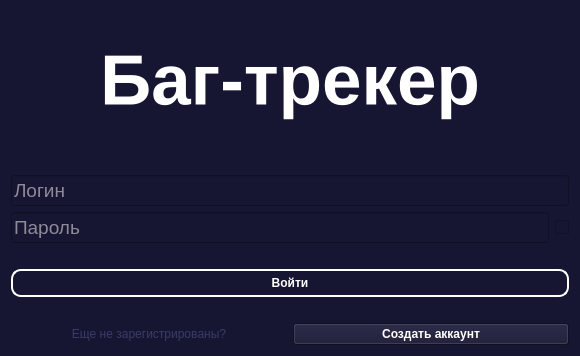
Old version of the form interfaces/login_form.ui in the repository ArtShibaev/Bugtracker.
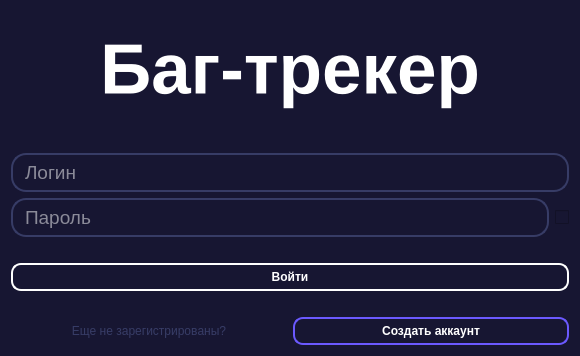
New version of the form.

Patch:
```diff
--- a/interfaces/login_form.ui
+++ b/interfaces/login_form.ui
@@ -96,11 +96,13 @@
         </font>
        </property>
        <property name="styleSheet">
-        <string notr="true">border: 2px solid #373C66;
+        <string notr="true">QLineEdit{
+border: 2px solid #373C66;
 color: white;
 border-radius: 15px;
 padding: 5px 10px;
 outline: none;
+}
 
 QLineEdit::focus{
 border-color: rgb(130, 118, 255);
@@ -130,14 +132,16 @@
           </font>
          </property>
          <property name="styleSheet">
-          <string notr="true">border: 2px solid #373C66;
+          <string notr="true">QLineEdit{
+border: 2px solid #373C66;
 color: white;
 border-radius: 15px;
 padding: 5px 10px;
 outline: none;
+}
 
-focus {
-border-color: rgb(130, 118, 255);
+QLineEdit:focus{ 
+	border-color: #947E45; 
 }</string>
          </property>
          <property name="echoMode">
@@ -212,11 +216,15 @@
         <bool>false</bool>
        </property>
        <property name="styleSheet">
-        <string notr="true">border: 2px solid #fff;
-padding: 5px;
-border-radius: 10px;
+        <string notr="true">QPushButton{
+	border: 2px solid #fff; 
+	padding: 5px; 
+	border-radius: 10px;
+}
 
-</string>
+QPushButton:hover{
+	background-color : gray;
+}</string>
        </property>
        <property name="text">
         <string>Войти</string>
@@ -263,12 +271,15 @@
           <cursorShape>PointingHandCursor</cursorShape>
          </property>
          <property name="styleSheet">
-          <string notr="true">border: 2px solid rgb(107, 89, 255);
+          <string notr="true">QPushButton{
+border: 2px solid rgb(107, 89, 255);
 padding: 5px;
 border-radius: 10px;
+}
 
-
-hover{background: #5D26C1;}</string>
+QPushButton:hover{
+background: #340C7D;
+}</string>
          </property>
          <property name="text">
           <string>Создать аккаунт</string>
```
Left out of the diff: 4 changed lines with no effect on the pictures.
